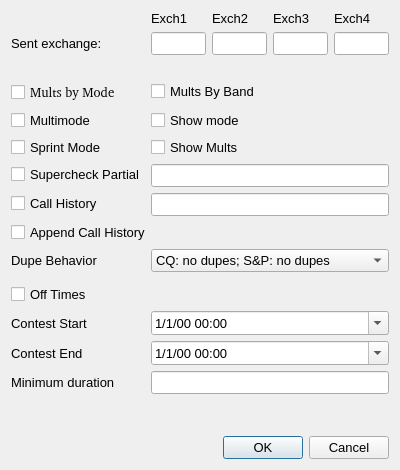
First picture: the form in so2sdr/contestoptdialog.ui, repository n4ogw/so2sdr, before the edit.
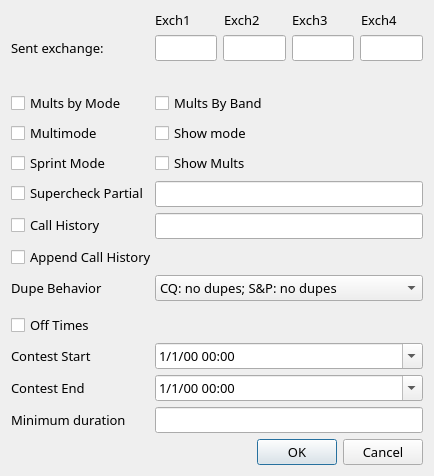
Second picture: the form after the edit.

What changed in the file:
```diff
--- a/so2sdr/contestoptdialog.ui
+++ b/so2sdr/contestoptdialog.ui
@@ -9,12 +9,12 @@
    <rect>
     <x>0</x>
     <y>0</y>
-    <width>400</width>
-    <height>470</height>
+    <width>434</width>
+    <height>476</height>
    </rect>
   </property>
   <property name="sizePolicy">
-   <sizepolicy hsizetype="Fixed" vsizetype="Fixed">
+   <sizepolicy hsizetype="MinimumExpanding" vsizetype="MinimumExpanding">
     <horstretch>0</horstretch>
     <verstretch>0</verstretch>
    </sizepolicy>
@@ -27,10 +27,16 @@
   </property>
   <property name="maximumSize">
    <size>
-    <width>400</width>
-    <height>470</height>
+    <width>565</width>
+    <height>683</height>
    </size>
   </property>
+  <property name="font">
+   <font>
+    <family>Sans</family>
+    <pointsize>10</pointsize>
+   </font>
+  </property>
   <property name="windowTitle">
    <string>Contest Options</string>
   </property>
@@ -49,7 +55,7 @@
         <widget class="QLabel" name="sentExch1Label">
          <property name="font">
           <font>
-           <family>Cantarell</family>
+           <family>Sans</family>
            <pointsize>10</pointsize>
           </font>
          </property>
@@ -416,7 +422,7 @@
       <widget class="QCheckBox" name="MultsByModeCheckBox">
        <property name="font">
         <font>
-         <family>Cantarell [unknown]</family>
+         <family>Sans</family>
          <pointsize>10</pointsize>
         </font>
        </property>
@@ -471,6 +477,12 @@
    </item>
    <item>
     <widget class="QDialogButtonBox" name="contest_dialog_buttons">
+     <property name="sizePolicy">
+      <sizepolicy hsizetype="MinimumExpanding" vsizetype="MinimumExpanding">
+       <horstretch>0</horstretch>
+       <verstretch>0</verstretch>
+      </sizepolicy>
+     </property>
      <property name="font">
       <font>
        <pointsize>10</pointsize>
```
